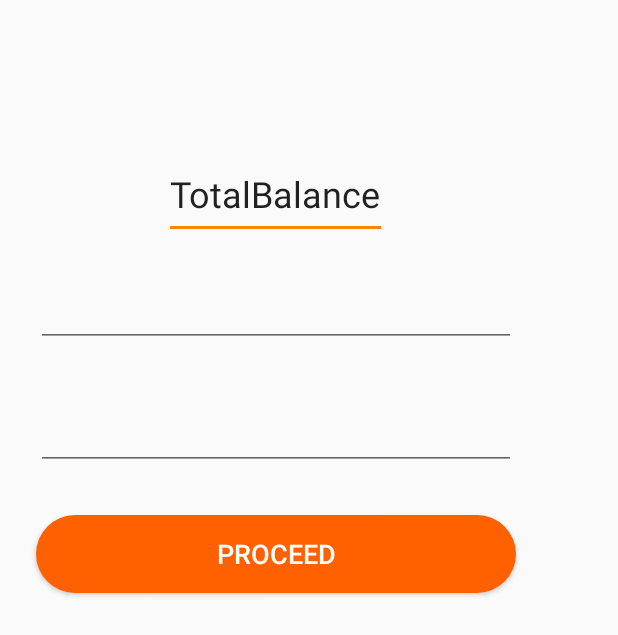
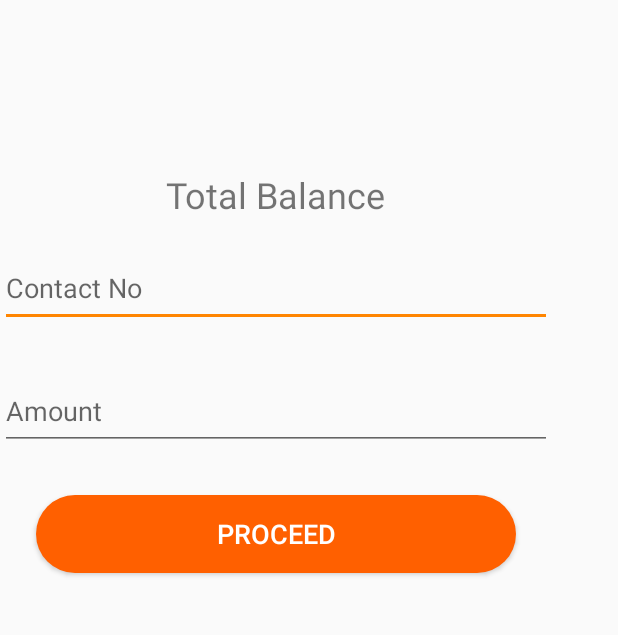
Before and after one commit to kaustubhtoraskar/CodeIT, an Android app: the layout activity_transaction.xml on its own in the app's theme, with its tools: preview values and no code run, on a phone screen of 412 x 824 dp. Shown: the top 635 px of the screen. Run offline under Robolectric (Android 15) with nearby library versions, the phone set to English and light mode, and no system bars.

Commit message:
Beginning with transcation

```diff
--- a/app/src/main/java/svkt/wallet/ChatActivity.java
+++ b/app/src/main/java/svkt/wallet/ChatActivity.java
@@ -1,6 +1,7 @@
 package svkt.wallet;
 
 import android.app.ProgressDialog;
+import android.content.Intent;
 import android.os.AsyncTask;
 import android.os.Bundle;
 import android.support.design.widget.TextInputEditText;
@@ -124,6 +125,7 @@ public class ChatActivity extends AppCompatActivity implements AIListener{
     private void doTranscation(){
         messageList.add("Do some transcation");
         recyclerView.setAdapter(new RequestMessageAdapter(ChatActivity.this,messageList));
+        startActivity(new Intent(ChatActivity.this,TransactionActivity.class));
     }
 
     @Override
--- a/app/src/main/res/layout/activity_transaction.xml
+++ b/app/src/main/res/layout/activity_transaction.xml
@@ -14,25 +14,29 @@
         tools:layout_editor_absoluteX="8dp"
         android:gravity="center">
 
-        <android.support.v7.widget.AppCompatAutoCompleteTextView
+        <TextView
             android:id="@+id/totalBalance"
             android:layout_width="wrap_content"
-            android:layout_height="60dp"
+            android:layout_height="wrap_content"
             android:layout_marginBottom="20dp"
-            android:text="TotalBalance"
+            android:text="Total Balance"
             android:textSize="24sp" />
 
         <android.support.design.widget.TextInputEditText
             android:id="@+id/contactNo"
-            android:layout_width="320dp"
+            android:inputType="number"
+            android:layout_width="match_parent"
             android:layout_height="52dp"
-            android:layout_marginBottom="30dp" />
+            android:layout_marginBottom="30dp"
+            android:hint="Contact No"/>
 
         <android.support.design.widget.TextInputEditText
             android:id="@+id/amount"
-            android:layout_width="320dp"
+            android:inputType="number"
+            android:layout_width="match_parent"
             android:layout_height="52dp"
-            android:layout_marginBottom="30dp" />
+            android:layout_marginBottom="30dp"
+            android:hint="Amount"/>
 
         <android.support.v7.widget.AppCompatButton
             android:id="@+id/transferBtn"
```
Also changed, not shown: app/src/main/AndroidManifest.xml (+7 -6 lines), app/src/main/java/svkt/wallet/RegisterActivity.java (+5 -9 lines), app/src/main/java/svkt/wallet/TransactionActivity.java (+130 -1 lines).
